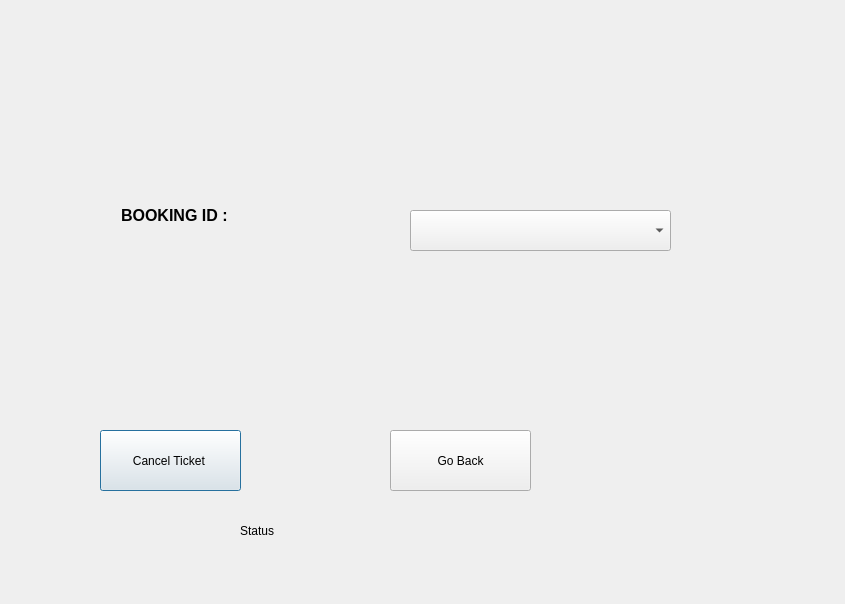
Above: traincancelmenu.ui from adityas-28/RailwayManagementSystem before the change. Below: the same form after it.
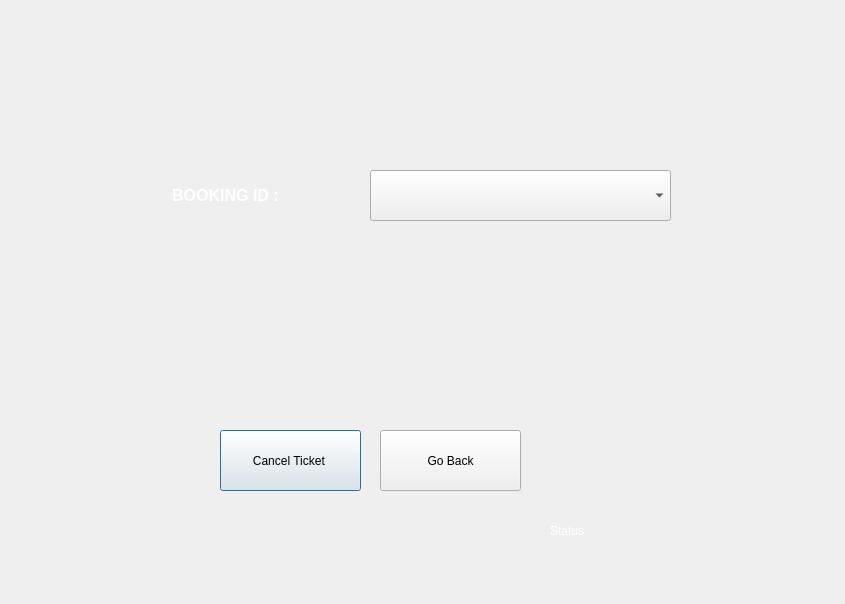
That is the form after the change.

Commit message: Update Train Cancelmenu ui

The edit to the form file:
```diff
--- a/traincancelmenu.ui
+++ b/traincancelmenu.ui
@@ -29,36 +29,185 @@
   <widget class="QLabel" name="label">
    <property name="geometry">
     <rect>
-     <x>90</x>
+     <x>150</x>
      <y>170</y>
-     <width>201</width>
-     <height>91</height>
+     <width>171</width>
+     <height>51</height>
     </rect>
    </property>
+   <property name="palette">
+    <palette>
+     <active>
+      <colorrole role="WindowText">
+       <brush brushstyle="SolidPattern">
+        <color alpha="255">
+         <red>255</red>
+         <green>255</green>
+         <blue>255</blue>
+        </color>
+       </brush>
+      </colorrole>
+      <colorrole role="Button">
+       <brush brushstyle="SolidPattern">
+        <color alpha="255">
+         <red>255</red>
+         <green>255</green>
+         <blue>255</blue>
+        </color>
+       </brush>
+      </colorrole>
+      <colorrole role="Text">
+       <brush brushstyle="SolidPattern">
+        <color alpha="255">
+         <red>255</red>
+         <green>255</green>
+         <blue>255</blue>
+        </color>
+       </brush>
+      </colorrole>
+      <colorrole role="ButtonText">
+       <brush brushstyle="SolidPattern">
+        <color alpha="255">
+         <red>255</red>
+         <green>255</green>
+         <blue>255</blue>
+        </color>
+       </brush>
+      </colorrole>
+      <colorrole role="PlaceholderText">
+       <brush brushstyle="SolidPattern">
+        <color alpha="128">
+         <red>255</red>
+         <green>255</green>
+         <blue>255</blue>
+        </color>
+       </brush>
+      </colorrole>
+     </active>
+     <inactive>
+      <colorrole role="WindowText">
+       <brush brushstyle="SolidPattern">
+        <color alpha="255">
+         <red>255</red>
+         <green>255</green>
+         <blue>255</blue>
+        </color>
+       </brush>
+      </colorrole>
+      <colorrole role="Button">
+       <brush brushstyle="SolidPattern">
+        <color alpha="255">
+         <red>255</red>
+         <green>255</green>
+         <blue>255</blue>
+        </color>
+       </brush>
+      </colorrole>
+      <colorrole role="Text">
+       <brush brushstyle="SolidPattern">
+        <color alpha="255">
+         <red>255</red>
+         <green>255</green>
+         <blue>255</blue>
+        </color>
+       </brush>
+      </colorrole>
+      <colorrole role="ButtonText">
+       <brush brushstyle="SolidPattern">
+        <color alpha="255">
+         <red>255</red>
+         <green>255</green>
+         <blue>255</blue>
+        </color>
+       </brush>
+      </colorrole>
+      <colorrole role="PlaceholderText">
+       <brush brushstyle="SolidPattern">
+        <color alpha="128">
+         <red>255</red>
+         <green>255</green>
+         <blue>255</blue>
+        </color>
+       </brush>
+      </colorrole>
+     </inactive>
+     <disabled>
+      <colorrole role="WindowText">
+       <brush brushstyle="SolidPattern">
+        <color alpha="255">
+         <red>255</red>
+         <green>255</green>
+         <blue>255</blue>
+        </color>
+       </brush>
+      </colorrole>
+      <colorrole role="Button">
+       <brush brushstyle="SolidPattern">
+        <color alpha="255">
+         <red>255</red>
+         <green>255</green>
+         <blue>255</blue>
+        </color>
+       </brush>
+      </colorrole>
+      <colorrole role="Text">
+       <brush brushstyle="SolidPattern">
+        <color alpha="255">
+         <red>255</red>
+         <green>255</green>
+         <blue>255</blue>
+        </color>
+       </brush>
+      </colorrole>
+      <colorrole role="ButtonText">
+       <brush brushstyle="SolidPattern">
+        <color alpha="255">
+         <red>255</red>
+         <green>255</green>
+         <blue>255</blue>
+        </color>
+       </brush>
+      </colorrole>
+      <colorrole role="PlaceholderText">
+       <brush brushstyle="SolidPattern">
+        <color alpha="128">
+         <red>255</red>
+         <green>255</green>
+         <blue>255</blue>
+        </color>
+       </brush>
+      </colorrole>
+     </disabled>
+    </palette>
+   </property>
    <property name="font">
     <font>
      <pointsize>12</pointsize>
      <bold>true</bold>
     </font>
    </property>
+   <property name="styleSheet">
+    <string notr="true">
+color: rgb(255, 255, 255);</string>
+   </property>
    <property name="text">
-    <string>       BOOKING ID :</string>
+    <string>     BOOKING ID :</string>
    </property>
   </widget>
   <widget class="QComboBox" name="ChooseButton">
    <property name="geometry">
     <rect>
-     <x>410</x>
-     <y>210</y>
-     <width>261</width>
-     <height>41</height>
+     <x>370</x>
+     <y>170</y>
+     <width>301</width>
+     <height>51</height>
     </rect>
    </property>
   </widget>
   <widget class="QPushButton" name="CancelButton">
    <property name="geometry">
     <rect>
-     <x>100</x>
+     <x>220</x>
      <y>430</y>
      <width>141</width>
      <height>61</height>
@@ -71,7 +220,7 @@
   <widget class="QPushButton" name="GoBackButton">
    <property name="geometry">
     <rect>
-     <x>390</x>
+     <x>380</x>
      <y>430</y>
      <width>141</width>
      <height>61</height>
@@ -84,12 +233,15 @@
   <widget class="QLabel" name="status">
    <property name="geometry">
     <rect>
-     <x>240</x>
+     <x>550</x>
      <y>510</y>
      <width>271</width>
      <height>41</height>
     </rect>
    </property>
+   <property name="styleSheet">
+    <string notr="true">color: rgb(255, 255, 255);</string>
+   </property>
    <property name="text">
     <string>Status</string>
    </property>
```
